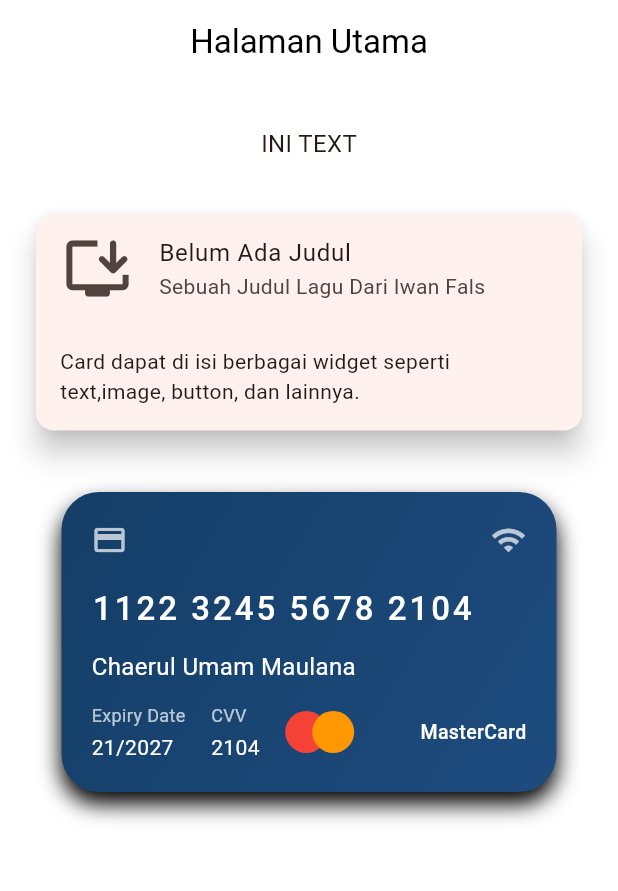
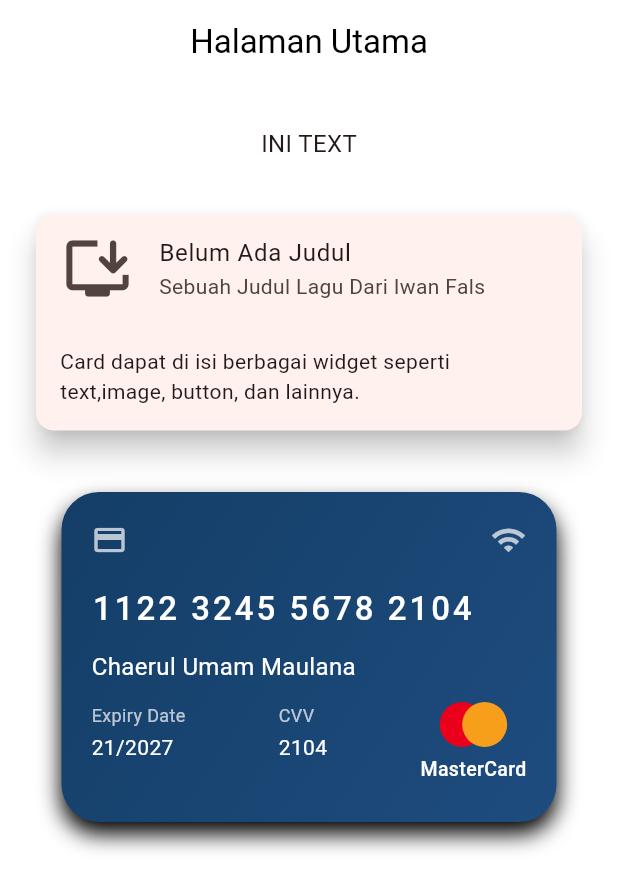
Before and after one commit to ChaerulUmamMaulana/tugas_week_8, a Flutter app: the screen it shows after launch, on a phone screen of 412 x 824 dp. Shown: the top 891 px of the screen. Run offline on Flutter 3.47's test engine with Material 3 defaults, Android fonts, the phone set to English and light mode, and no system bars.

Commit message:
buat logo merah kuning dengan column, stack, children dan container

```diff
--- a/lib/pages/page_card_01.dart
+++ b/lib/pages/page_card_01.dart
@@ -50,7 +50,7 @@ class PageCard01 extends StatelessWidget {
               Center(
                 child: Container(
                   width: 330,
-                  height: 200,
+                  height: 220,
                   padding: const EdgeInsets.all(20),
                   decoration: BoxDecoration(
                     borderRadius: BorderRadius.circular(25),
@@ -95,6 +95,7 @@ class PageCard01 extends StatelessWidget {
                       SizedBox(height: 12),
                       Row(
                         mainAxisAlignment: MainAxisAlignment.spaceBetween,
+                        crossAxisAlignment: CrossAxisAlignment.start,
                         children: [
                           Column(
                             crossAxisAlignment: CrossAxisAlignment.start,
@@ -139,36 +140,38 @@ class PageCard01 extends StatelessWidget {
                           Column(
                             crossAxisAlignment: CrossAxisAlignment.center,
                             children: [
-                              Row(
-                                mainAxisSize: MainAxisSize.min,
+                              Stack(
+                                clipBehavior: Clip.none,
                                 children: [
                                   Container(
-                                    width: 28,
-                                    height: 28,
+                                    width: 30,
+                                    height: 30,
                                     decoration: const BoxDecoration(
-                                      color: Colors.red,
+                                      color: Color(0xFFEB001B),
                                       shape: BoxShape.circle,
                                     ),
                                   ),
-                                  Transform.translate(
-                                    offset: const Offset(-10, 0),
-                                    child: Container(
-                                      width: 28,
-                                      height: 28,
-                                      decoration: const BoxDecoration(
-                                        color: Colors.orange,
-                                        shape: BoxShape.circle,
-                                      ),
+                                  Container(
+                                    margin: const EdgeInsets.only(left: 15),
+                                    width: 30,
+                                    height: 30,
+                                    decoration: const BoxDecoration(
+                                      color: Color(0xFFF79E1B),
+                                      shape: BoxShape.circle,
                                     ),
                                   ),
                                 ],
                               ),
+                              SizedBox(height: 5),
+                              Text(
+                                "MasterCard",
+                                style: TextStyle(
+                                  color: Colors.white,
+                                  fontSize: 13,
+                                  fontWeight: FontWeight.w500,
+                                ),
+                              ),
                             ],
-                          ),
-                          SizedBox(height: 5),
-                          Text(
-                            "MasterCard",
-                            style: TextStyle(color: Colors.white, fontSize: 13, fontWeight: FontWeight.w500),
                           ),
                         ],
                       ),
```
